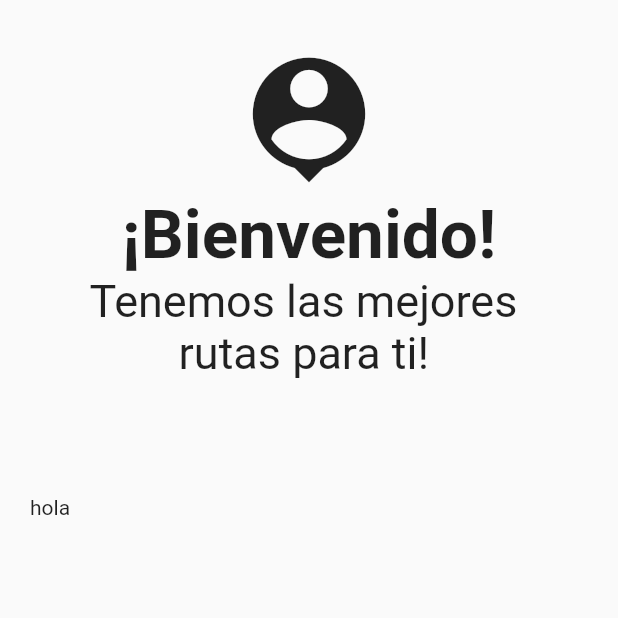
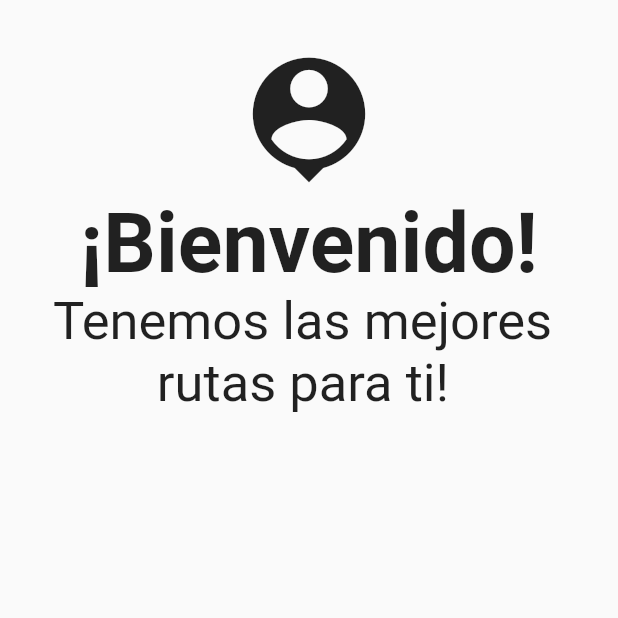
Before and after one commit to doublevpartners/w2w-app, a Flutter app: the screen it shows after launch, on a phone screen of 412 x 824 dp, the top half of it. Run offline on Flutter 3.47's test engine with Material 2 defaults, Android fonts, the phone set to English and light mode, and no system bars.

Commit message:
Card Container Login

```diff
--- a/lib/screens/login_screen.dart
+++ b/lib/screens/login_screen.dart
@@ -10,12 +10,16 @@ class LoginScreen extends StatelessWidget {
         body: AuthBackgroud(
       child: SingleChildScrollView(
         child: Column(
-          children: const [
-            SizedBox(
+          children: [
+            const SizedBox(
               height: 300,
             ),
             CardContainerLogin(
-              child: Text('hola'),
+              child: Column(children: const [
+                SizedBox(
+                  height: 10,
+                )
+              ]),
             )
           ],
         ),
--- a/lib/widgets/auth_background.dart
+++ b/lib/widgets/auth_background.dart
@@ -28,10 +28,10 @@ class _HeaderLogin extends StatelessWidget {
           ),
           Text(
             '¡Bienvenido!',
-            style: TextStyle(fontSize: 45, fontWeight: FontWeight.bold),
+            style: TextStyle(fontSize: 55, fontWeight: FontWeight.bold),
           ),
           Text('Tenemos las mejores \n        rutas para ti!',
-              style: TextStyle(fontSize: 30, fontWeight: FontWeight.w400))
+              style: TextStyle(fontSize: 35, fontWeight: FontWeight.w400))
         ]),
       ),
     );
```
